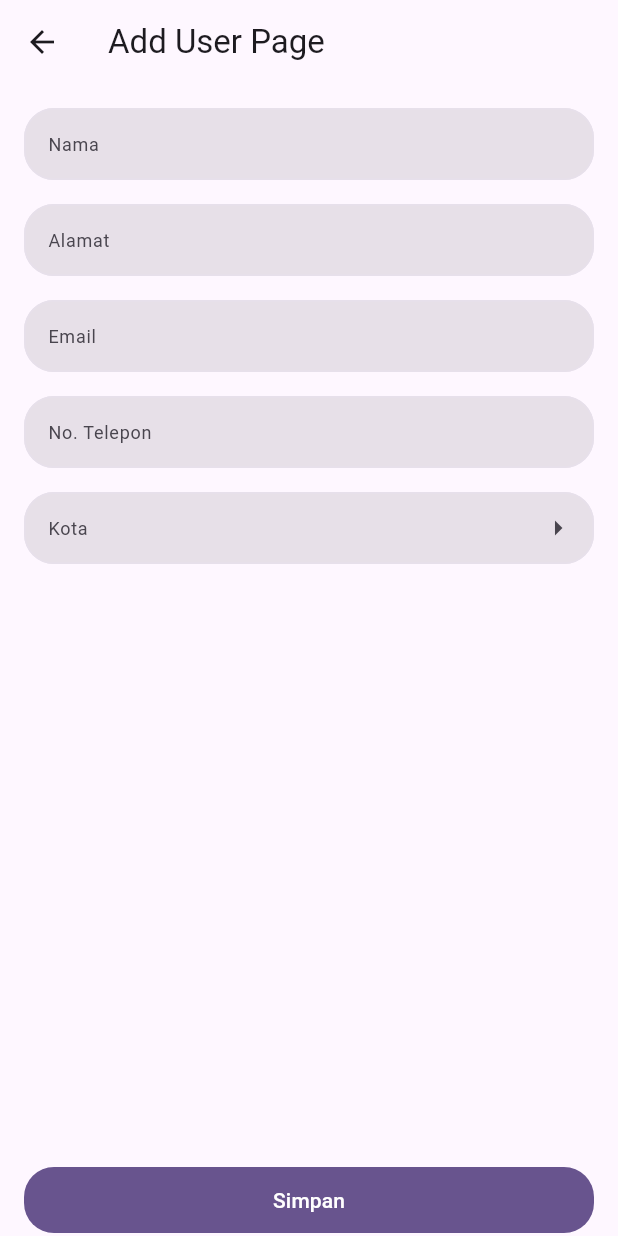
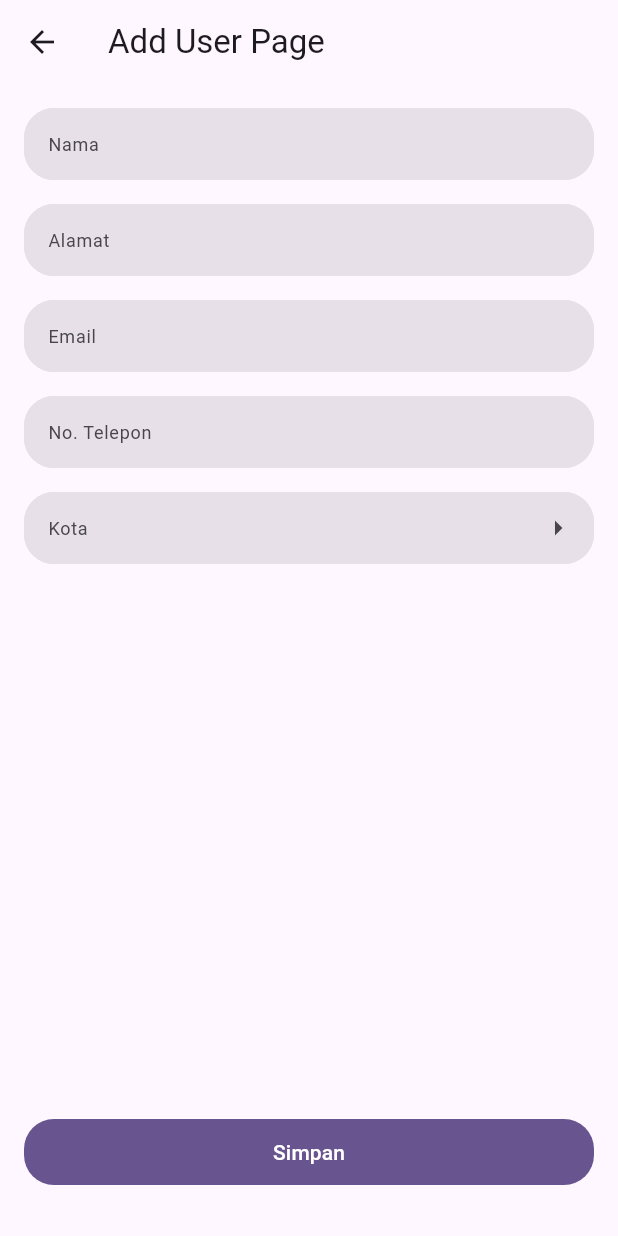
Before and after one commit to reAlpha39/devtest, a Flutter app: the AddUserPage screen opened by its route, on a phone screen of 412 x 824 dp. Run offline on Flutter 3.47's test engine with Material 2 defaults, Android fonts, the phone set to English and light mode, and no system bars; our stand-ins replace dartz, dio, flutter_bloc, flutter_dotenv, flutter_keyboard_visibility, freezed_annotation and 4 more; missing offline and left inert: app_bar_with_search_switch; network calls fail.

Commit message:
refactor: adjust padding in Save button widget
Use padding instead of SafeArea.

```diff
--- a/lib/features/home/presentation/views/src/add_user_page.dart
+++ b/lib/features/home/presentation/views/src/add_user_page.dart
@@ -154,9 +154,8 @@ class _AddUserPageBody extends StatelessWidget {
                 ),
               ),
             ),
-            SafeArea(
-              child: Padding(
-                padding: const EdgeInsets.only(top: 16),
+            Padding(
+              padding: const EdgeInsets.only(top: 16, bottom: 32),
               child: FilledButton(
                 onPressed: () => addUserCubit.createUser(),
                 style: ButtonStyle(
@@ -174,7 +173,6 @@ class _AddUserPageBody extends StatelessWidget {
                 ),
               ),
             ),
-            ),
           ],
         ),
       ),
```
Lines whose indentation alone changed are shown as unchanged.
